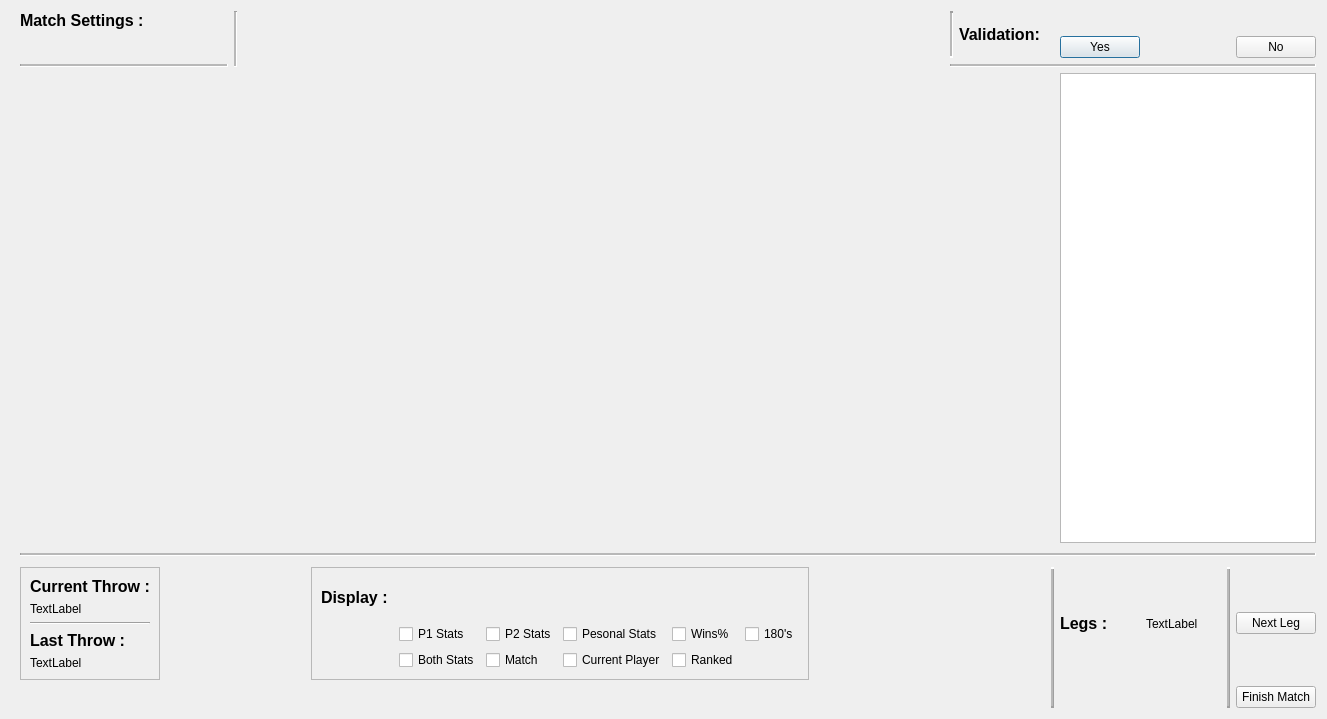
Qt form scorerview.ui (dartbois/CombinedDarts) before a commit.
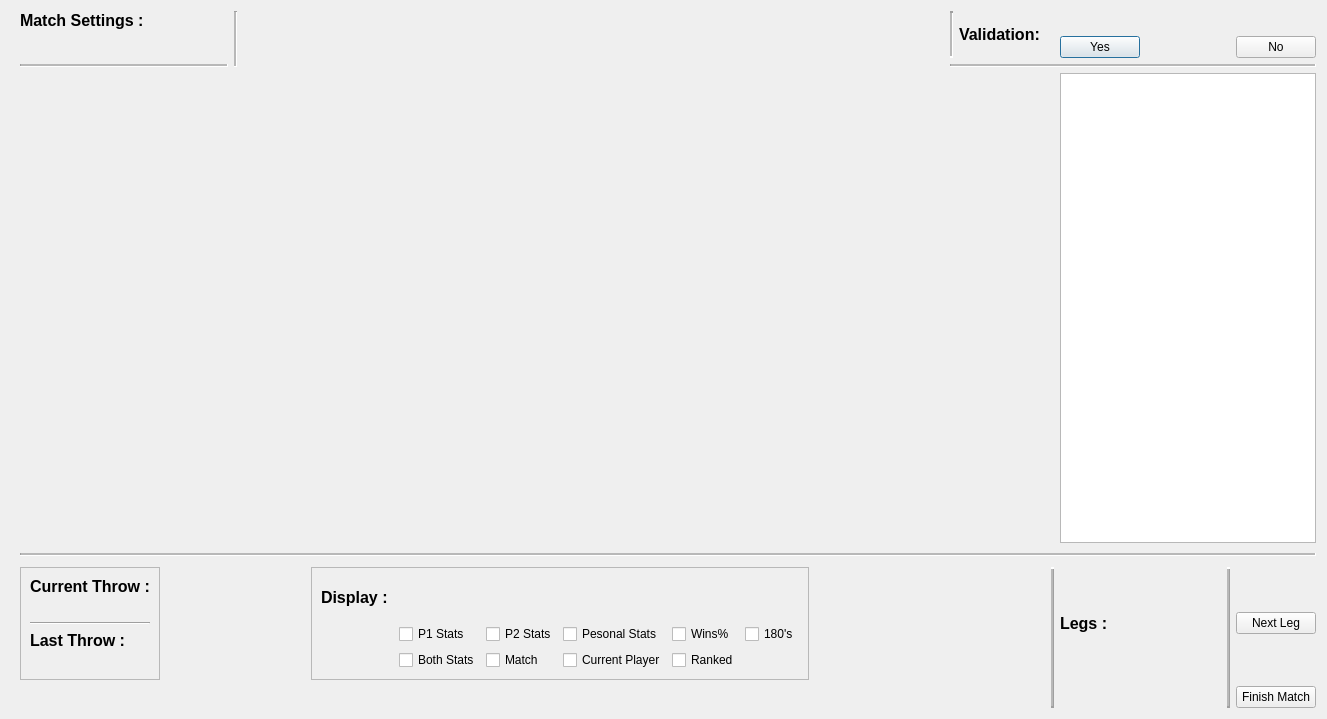
The same form after that commit. Custom widgets are drawn as their Qt base class.

Patch:
```diff
--- a/scorerview.ui
+++ b/scorerview.ui
@@ -74,7 +74,7 @@
       <item>
        <widget class="QLabel" name="label_8">
         <property name="text">
-         <string>TextLabel</string>
+         <string/>
         </property>
        </widget>
       </item>
@@ -95,7 +95,7 @@
       <item>
        <widget class="QLabel" name="label_7">
         <property name="text">
-         <string>TextLabel</string>
+         <string/>
         </property>
        </widget>
       </item>
@@ -326,7 +326,7 @@
    <item row="8" column="17">
     <widget class="QLabel" name="LegNumber">
      <property name="text">
-      <string>TextLabel</string>
+      <string/>
      </property>
     </widget>
    </item>
```
Left out of the diff: 51 changed lines with no effect on the pictures.
